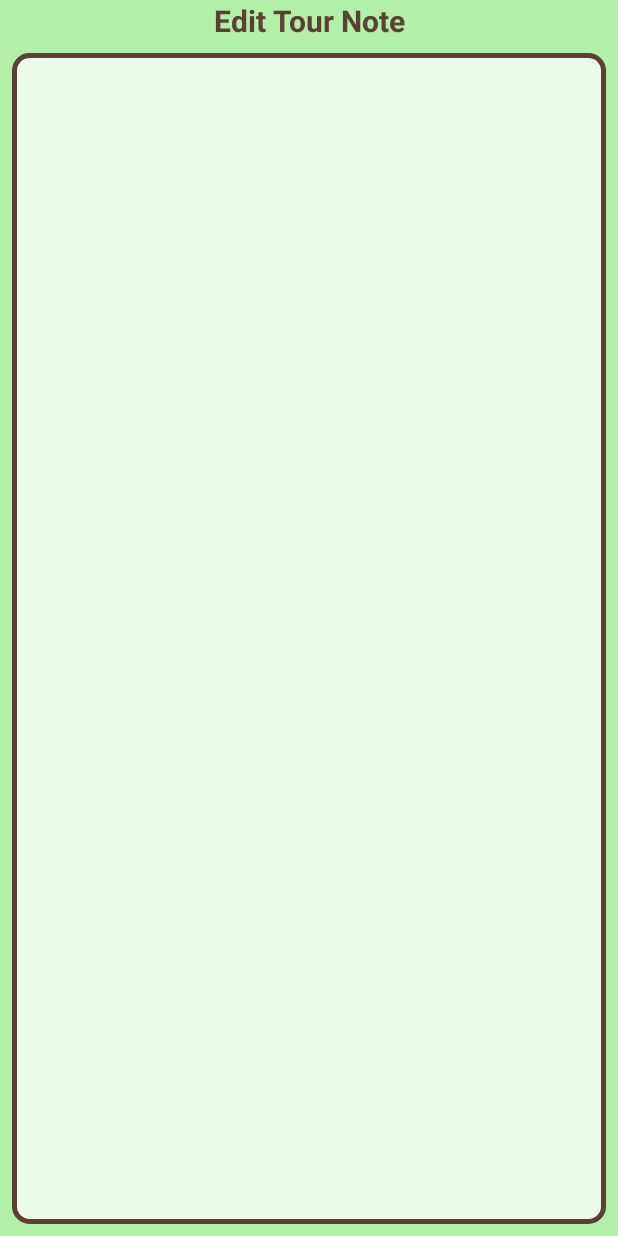
After one commit to GunlukGuneslik/Final_Traveler_Kivi_UI, an Android app: the layout fragment_edit_tour_edit_tour_note.xml on its own in the app's theme, with its tools: preview values and no code run, on a phone screen of 412 x 824 dp. The commit adds this screen. Run offline under Robolectric (Android 15) with nearby library versions, the phone set to English and light mode, and no system bars.

Commit message:
Edit sayfasına uğraşıypruz

```diff
--- a/app/src/main/java/com/example/actualtravellerkiviprojectui/LaunchTourCreateActivity.java
+++ b/app/src/main/java/com/example/actualtravellerkiviprojectui/LaunchTourCreateActivity.java
@@ -89,8 +89,6 @@ public class LaunchTourCreateActivity extends AppCompatActivity {
                 new CreateTourAddPlaceDescriptionFragment(),
                 new CreateTourAddTourNoteFragment()  // Add Notes fragment
         };
-
-
 
         getSupportFragmentManager().beginTransaction()
                 .replace(R.id.frameLayoutForCreateNewTourPage, fragments[currentFragmentIndex])
--- /dev/null
+++ b/app/src/main/res/layout/fragment_edit_tour_edit_tour_note.xml
@@ -0,0 +1,40 @@
+<?xml version="1.0" encoding="utf-8"?>
+<androidx.constraintlayout.widget.ConstraintLayout xmlns:android="http://schemas.android.com/apk/res/android"
+    xmlns:app="http://schemas.android.com/apk/res-auto"
+    android:layout_width="match_parent"
+    android:layout_height="match_parent"
+    android:background="@color/green"
+    xmlns:tools="http://schemas.android.com/tools"
+    tools:context=".CreateTourAddTourNoteFragment">
+
+    <TextView
+        android:id="@+id/textViewEditTourNote"
+        android:layout_width="wrap_content"
+        android:layout_height="wrap_content"
+        android:text="Edit Tour Note"
+        android:textColor="@color/brown"
+        android:textSize="20sp"
+        android:textStyle="bold"
+        app:layout_constraintTop_toTopOf="parent"
+        app:layout_constraintEnd_toEndOf="parent"
+        app:layout_constraintStart_toStartOf="parent" />
+
+    <EditText
+        android:id="@+id/EditTextEditTourNotes"
+        android:layout_width="match_parent"
+        android:layout_height="0dp"
+        android:layout_margin="8dp"
+        android:background="@drawable/search_view_map_page_bg"
+        android:maxLength="2000"
+        android:textColor="@color/brown"
+        android:gravity="start|top"
+        android:padding="12dp"
+        android:textSize="20sp"
+        app:layout_constraintTop_toBottomOf="@id/textViewEditTourNote"
+        app:layout_constraintStart_toStartOf="parent"
+        app:layout_constraintEnd_toEndOf="parent"
+        app:layout_constraintBottom_toBottomOf="parent"/>
+
+
+
+</androidx.constraintlayout.widget.ConstraintLayout>
```
Also changed, not shown: app/src/main/java/com/example/actualtravellerkiviprojectui/EditTourActivity.java (+6 -2 lines), app/src/main/java/com/example/actualtravellerkiviprojectui/EditTourNoteFragment.java (+86 -0 lines).
